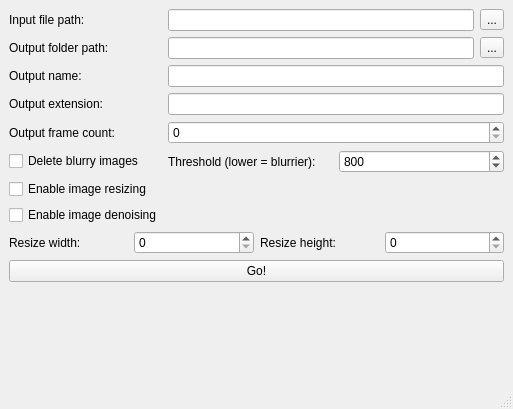
Above: GUI/basicGUI.ui from lucianjames/Vid2Photogrammetry before the change. Below: the same form after it.
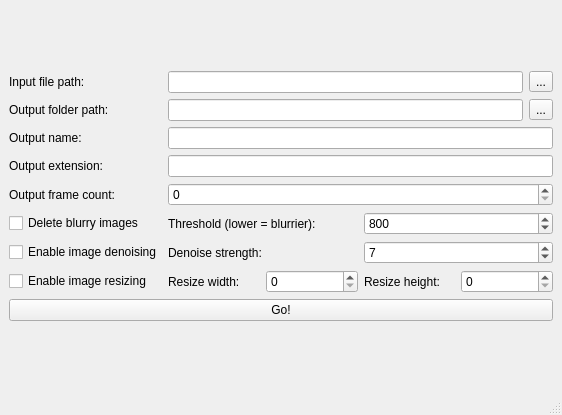
That is the form after the change.

Commit message: Denoise strength control. Also tweak GUI layout a little

```diff
--- a/GUI/basicGUI.ui
+++ b/GUI/basicGUI.ui
@@ -6,8 +6,8 @@
    <rect>
     <x>0</x>
     <y>0</y>
-    <width>513</width>
-    <height>409</height>
+    <width>562</width>
+    <height>415</height>
    </rect>
   </property>
   <property name="windowTitle">
@@ -17,13 +17,6 @@
    <layout class="QVBoxLayout" name="verticalLayout">
     <item>
      <layout class="QGridLayout" name="gridLayout">
-      <item row="0" column="2">
-       <widget class="QToolButton" name="inFileTool">
-        <property name="text">
-         <string>...</string>
-        </property>
-       </widget>
-      </item>
       <item row="3" column="0">
        <widget class="QLabel" name="outExtensionLabel">
         <property name="text">
@@ -31,44 +24,6 @@
         </property>
        </widget>
       </item>
-      <item row="7" column="0">
-       <widget class="QCheckBox" name="resizeCheckbox">
-        <property name="text">
-         <string>Enable image resizing</string>
-        </property>
-       </widget>
-      </item>
-      <item row="0" column="0">
-       <widget class="QLabel" name="infileLabel">
-        <property name="text">
-         <string>Input file path:</string>
-        </property>
-       </widget>
-      </item>
-      <item row="1" column="2">
-       <widget class="QToolButton" name="outFolderTool">
-        <property name="text">
-         <string>...</string>
-        </property>
-       </widget>
-      </item>
-      <item row="1" column="1">
-       <widget class="QLineEdit" name="outFolderText"/>
-      </item>
-      <item row="1" column="0">
-       <widget class="QLabel" name="outFolderLabel">
-        <property name="text">
-         <string>Output folder path:</string>
-        </property>
-       </widget>
-      </item>
-      <item row="2" column="0">
-       <widget class="QLabel" name="outNameLabel">
-        <property name="text">
-         <string>Output name:</string>
-        </property>
-       </widget>
-      </item>
       <item row="4" column="1" colspan="2">
        <widget class="QSpinBox" name="outFrameCount">
         <property name="maximum">
@@ -76,19 +31,6 @@
         </property>
        </widget>
       </item>
-      <item row="3" column="1" colspan="2">
-       <widget class="QLineEdit" name="outExtensionText"/>
-      </item>
-      <item row="0" column="1">
-       <widget class="QLineEdit" name="inFileText"/>
-      </item>
-      <item row="10" column="0" colspan="3">
-       <widget class="QPushButton" name="goButton">
-        <property name="text">
-         <string>Go!</string>
-        </property>
-       </widget>
-      </item>
       <item row="5" column="0">
        <widget class="QCheckBox" name="blurCheckbox">
         <property name="text">
@@ -96,48 +38,89 @@
         </property>
        </widget>
       </item>
-      <item row="9" column="0" colspan="3">
-       <layout class="QHBoxLayout" name="horizontalLayout_2">
+      <item row="8" column="0">
+       <widget class="QCheckBox" name="denoiseCheckbox">
+        <property name="text">
+         <string>Enable image denoising</string>
+        </property>
+       </widget>
+      </item>
+      <item row="1" column="0">
+       <widget class="QLabel" name="outFolderLabel">
+        <property name="text">
+         <string>Output folder path:</string>
+        </property>
+       </widget>
+      </item>
+      <item row="1" column="2">
+       <widget class="QToolButton" name="outFolderTool">
+        <property name="text">
+         <string>...</string>
+        </property>
+       </widget>
+      </item>
+      <item row="0" column="0">
+       <widget class="QLabel" name="infileLabel">
+        <property name="text">
+         <string>Input file path:</string>
+        </property>
+       </widget>
+      </item>
+      <item row="11" column="0" colspan="3">
+       <widget class="QPushButton" name="goButton">
+        <property name="text">
+         <string>Go!</string>
+        </property>
+       </widget>
+      </item>
+      <item row="0" column="1">
+       <widget class="QLineEdit" name="inFileText"/>
+      </item>
+      <item row="9" column="0">
+       <widget class="QCheckBox" name="resizeCheckbox">
+        <property name="text">
+         <string>Enable image resizing</string>
+        </property>
+       </widget>
+      </item>
+      <item row="8" column="1" colspan="2">
+       <layout class="QHBoxLayout" name="horizontalLayout_5">
         <item>
-         <widget class="QLabel" name="resizeWidthLabel">
+         <widget class="QLabel" name="label">
           <property name="text">
-           <string>Resize width:</string>
+           <string>Denoise strength:</string>
           </property>
          </widget>
         </item>
         <item>
-         <widget class="QSpinBox" name="resizeWidth">
-          <property name="maximum">
-           <number>999999999</number>
+         <widget class="QSpinBox" name="denoiseStrength">
+          <property name="minimum">
+           <number>1</number>
           </property>
-         </widget>
-        </item>
-        <item>
-         <widget class="QLabel" name="resizeYLabel">
-          <property name="text">
-           <string>Resize height:</string>
-          </property>
-         </widget>
-        </item>
-        <item>
-         <widget class="QSpinBox" name="resizeHeight">
-          <property name="maximum">
-           <number>999999999</number>
+          <property name="value">
+           <number>7</number>
           </property>
          </widget>
         </item>
        </layout>
       </item>
-      <item row="4" column="0">
-       <widget class="QLabel" name="outFrameCountLabel">
+      <item row="2" column="0">
+       <widget class="QLabel" name="outNameLabel">
         <property name="text">
-         <string>Output frame count:</string>
+         <string>Output name:</string>
         </property>
        </widget>
       </item>
       <item row="2" column="1" colspan="2">
        <widget class="QLineEdit" name="outNameText"/>
       </item>
+      <item row="0" column="2">
+       <widget class="QToolButton" name="inFileTool">
+        <property name="text">
+         <string>...</string>
+        </property>
+       </widget>
+      </item>
       <item row="5" column="1" colspan="2">
        <layout class="QHBoxLayout" name="horizontalLayout_4">
         <item>
@@ -159,28 +142,53 @@
         </item>
        </layout>
       </item>
-      <item row="8" column="0">
-       <widget class="QCheckBox" name="denoiseCheckbox">
+      <item row="4" column="0">
+       <widget class="QLabel" name="outFrameCountLabel">
         <property name="text">
-         <string>Enable image denoising</string>
+         <string>Output frame count:</string>
         </property>
        </widget>
       </item>
+      <item row="1" column="1">
+       <widget class="QLineEdit" name="outFolderText"/>
+      </item>
+      <item row="3" column="1" colspan="2">
+       <widget class="QLineEdit" name="outExtensionText"/>
+      </item>
+      <item row="9" column="1" colspan="2">
+       <layout class="QHBoxLayout" name="horizontalLayout_2">
+        <item>
+         <widget class="QLabel" name="resizeWidthLabel">
+          <property name="text">
+           <string>Resize width:</string>
+          </property>
+         </widget>
+        </item>
+        <item>
+         <widget class="QSpinBox" name="resizeWidth">
+          <property name="maximum">
+           <number>999999999</number>
+          </property>
+         </widget>
+        </item>
+        <item>
+         <widget class="QLabel" name="resizeYLabel">
+          <property name="text">
+           <string>Resize height:</string>
+          </property>
+         </widget>
+        </item>
+        <item>
+         <widget class="QSpinBox" name="resizeHeight">
+          <property name="maximum">
+           <number>999999999</number>
+          </property>
+         </widget>
+        </item>
+       </layout>
+      </item>
      </layout>
     </item>
-    <item>
-     <spacer name="verticalSpacer">
-      <property name="orientation">
-       <enum>Qt::Vertical</enum>
-      </property>
-      <property name="sizeHint" stdset="0">
-       <size>
-        <width>20</width>
-        <height>40</height>
-       </size>
-      </property>
-     </spacer>
-    </item>
    </layout>
   </widget>
   <widget class="QMenuBar" name="menubar">
@@ -188,7 +196,7 @@
     <rect>
      <x>0</x>
      <y>0</y>
-     <width>513</width>
+     <width>562</width>
      <height>30</height>
     </rect>
    </property>
```
The commit also changes 4 other files.
